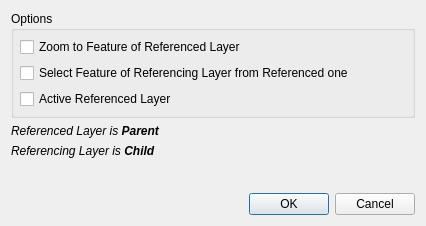
Before: the Qt Designer form settings.ui in pyarchinit/selectbyrelationship_repo, drawn with Qt 5.
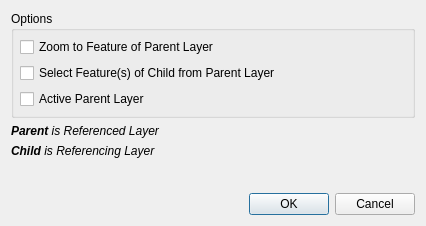
After: the same form once the commit is applied.

Commit message: better description for labels in settings

Patch:
```diff
--- a/settings.ui
+++ b/settings.ui
@@ -40,14 +40,14 @@
    <item row="2" column="0">
     <widget class="QLabel" name="label">
      <property name="text">
-      <string>&lt;html&gt;&lt;head/&gt;&lt;body&gt;&lt;p&gt;&lt;span style=&quot; font-style:italic;&quot;&gt;Referenced Layer is &lt;/span&gt;&lt;span style=&quot; font-weight:600; font-style:italic;&quot;&gt;Parent&lt;/span&gt;&lt;/p&gt;&lt;/body&gt;&lt;/html&gt;</string>
+      <string>&lt;html&gt;&lt;head/&gt;&lt;body&gt;&lt;p&gt;&lt;span style=&quot; font-weight:600; font-style:italic;&quot;&gt;Parent &lt;/span&gt;&lt;span style=&quot; font-style:italic;&quot;&gt;is Referenced Layer&lt;/span&gt;&lt;/p&gt;&lt;/body&gt;&lt;/html&gt;</string>
      </property>
     </widget>
    </item>
    <item row="3" column="0">
     <widget class="QLabel" name="label_2">
      <property name="text">
-      <string>&lt;html&gt;&lt;head/&gt;&lt;body&gt;&lt;p&gt;&lt;span style=&quot; font-style:italic;&quot;&gt;Referencing Layer is &lt;/span&gt;&lt;span style=&quot; font-weight:600; font-style:italic;&quot;&gt;Child&lt;/span&gt;&lt;/p&gt;&lt;/body&gt;&lt;/html&gt;</string>
+      <string>&lt;html&gt;&lt;head/&gt;&lt;body&gt;&lt;p&gt;&lt;span style=&quot; font-weight:600; font-style:italic;&quot;&gt;Child &lt;/span&gt;&lt;span style=&quot; font-style:italic;&quot;&gt;is &lt;/span&gt;&lt;span style=&quot; font-style:italic;&quot;&gt;Referencing Layer&lt;/span&gt;&lt;/p&gt;&lt;/body&gt;&lt;/html&gt;</string>
      </property>
     </widget>
    </item>
@@ -74,21 +74,21 @@
         <item>
          <widget class="QCheckBox" name="chkZoomParent">
           <property name="text">
-           <string>Zoom to Feature of Referenced Layer</string>
+           <string>Zoom to Feature of Parent Layer</string>
           </property>
          </widget>
         </item>
         <item>
          <widget class="QCheckBox" name="chkSelectParent">
           <property name="text">
-           <string>Select Feature of Referencing Layer from Referenced one</string>
+           <string>Select Feature(s) of Child from Parent Layer</string>
           </property>
          </widget>
         </item>
         <item>
          <widget class="QCheckBox" name="chkActiveParent">
           <property name="text">
-           <string>Active Referenced Layer</string>
+           <string>Active Parent Layer</string>
           </property>
          </widget>
         </item>
```
